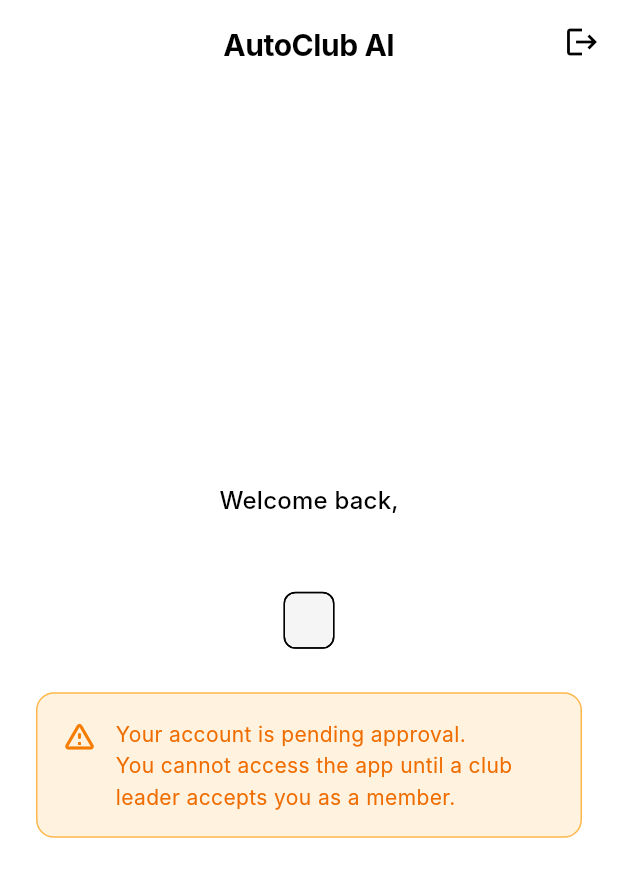
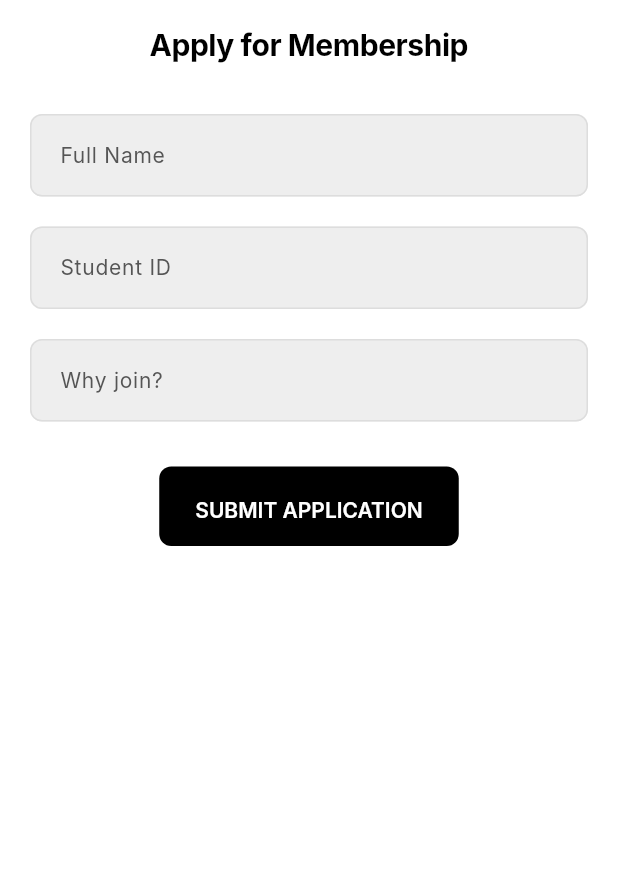
Before and after one commit to AhmedSocrates/autoclub-ai, a Flutter app: the screen it shows once a user with an empty profile is signed in, on a phone screen of 412 x 824 dp. Shown: the top 877 px of the screen. Run offline on Flutter 3.47's test engine with Material 3 defaults, Android fonts, the phone set to English and light mode, and no system bars; our stand-ins replace bloc_concurrency, cloud_firestore, equatable, firebase_auth, firebase_core, flutter_bloc and 1 more; accounts and stored records are empty; Roboto replaces fonts that are missing (Inter).

Commit message:
finalize backend architecture, fix bloc memory leaks and implemented go_router

```diff
--- a/lib/core/routing/app_router.dart
+++ b/lib/core/routing/app_router.dart
@@ -1,59 +1,111 @@
-// import 'package:flutter/material.dart';
-// import 'package:go_router/go_router.dart';
+// lib/core/routing/app_router.dart
+import 'dart:async';
+import 'package:flutter/material.dart';
+import 'package:go_router/go_router.dart';
 
-// // TODO: Import your actual screens here once created
-// // import '../../features/auth/presentation/login_screen.dart';
-// // import '../../features/membership/presentation/dashboard_screen.dart';
+// Your Auth BLoC and States
+import '../../features/auth/bloc/auth_bloc.dart';
+import '../../features/auth/bloc/auth_state.dart';
 
-// class AppRouter {
-//   // Define route paths as constants to avoid typos
-//   static const String login = '/login';
-//   static const String register = '/register';
-//   static const String dashboard = '/dashboard';
+// Screens
+import '../../features/auth/presentation/screens/login_screen.dart';
+import '../../features/auth/presentation/screens/signup_screen.dart';
+import '../../features/auth/presentation/screens/email_verification.dart';
+import '../../features/membership/presentation/application_approvals_screen.dart';
+import '../../features/membership/presentation/membership_application_screen.dart';
 
-//   static final GoRouter router = GoRouter(
-//     initialLocation: login, // App starts here
+class AppRouter {
+  // Define route paths as constants
+  static const String login = '/login';
+  static const String register = '/register';
+  static const String verifyEmail = '/verify-email';
+  static const String apply = '/apply';
+  static const String approvals = '/approvals';
 
-//     // This redirect logic is perfect for your Sprint 1 Auth
-//     redirect: (BuildContext context, GoRouterState state) {
-//       // TODO: Replace with actual Firebase Auth check
-//       const bool isLoggedIn = false;
+  static GoRouter createRouter(AuthBloc authBloc) {
+    return GoRouter(
+      initialLocation: login,
+      // This tells GoRouter to re-run the redirect logic EVERY TIME the BLoC emits a new state
+      refreshListenable: GoRouterRefreshStream(authBloc.stream),
 
-//       final bool isGoingToLogin = state.matchedLocation == login;
-//       final bool isGoingToRegister = state.matchedLocation == register;
+      redirect: (BuildContext context, GoRouterState state) {
+        final authState = authBloc.state;
 
-//       // If not logged in and not trying to login/register, send to login
-//       if (!isLoggedIn && !isGoingToLogin && !isGoingToRegister) {
-//         return login;
-//       }
+        // Define our location checks
+        final bool isGoingToLogin = state.matchedLocation == login;
+        final bool isGoingToRegister = state.matchedLocation == register;
+        final bool isGoingToVerify = state.matchedLocation == verifyEmail;
 
-//       // If logged in and trying to access login screen, send to dashboard
-//       if (isLoggedIn && (isGoingToLogin || isGoingToRegister)) {
-//         return dashboard;
-//       }
+        // Rule 1: Initial, Error, or Unauthenticated -> Send to Login
+        if (authState is AuthInitial || authState is Unauthenticated || authState is AuthError) {
+          if (!isGoingToLogin) return login;
+        }
 
-//       return null; // No redirect needed
-//     },
+        // Rule 2: User wants to create an account -> Send to Register
+        if (authState is AuthCreateAccount) {
+          if (!isGoingToRegister) return register;
+        }
 
-//     routes: <RouteBase>[
-//       GoRoute(
-//         path: login,
-//         builder: (BuildContext context, GoRouterState state) {
-//           return const Scaffold(body: Center(child: Text("Login Screen"))); // Replace with your LoginScreen()
-//         },
-//       ),
-//       GoRoute(
-//         path: register,
-//         builder: (BuildContext context, GoRouterState state) {
-//           return const Scaffold(body: Center(child: Text("Register Screen"))); // Replace with your RegisterScreen()
-//         },
-//       ),
-//       GoRoute(
-//         path: dashboard,
-//         builder: (BuildContext context, GoRouterState state) {
-//           return const Scaffold(body: Center(child: Text("Dashboard Screen"))); // Replace with your DashboardScreen()
-//         },
-//       ),
-//     ],
-//   );
-// }
+        // Rule 3: User needs to verify email -> Send to Verification Screen
+        if (authState is AwaitingEmailVerfication) {
+          if (!isGoingToVerify) return verifyEmail;
+        }
+
+        // Rule 4: User is fully Authenticated -> Send inside the app
+        if (authState is Authenticated) {
+          // If they are trying to access Auth screens while logged in, redirect to the app
+          if (isGoingToLogin || isGoingToRegister || isGoingToVerify) {
+            return apply; // Send them to the dashboard/application screen
+          }
+        }
+
+        return null; // No redirect needed
+      },
+
+      routes: <RouteBase>[
+        // --- Sprint 1: Auth Routes ---
+        GoRoute(
+          path: login,
+          builder: (context, state) => const Scaffold(body: Center(child: Text("Login Screen"))), // Replace with LoginScreen()
+        ),
+        GoRoute(
+          path: register,
+          builder: (context, state) => const Scaffold(body: Center(child: Text("Register Screen"))), // Replace with RegisterScreen()
+        ),
+        GoRoute(
+          path: verifyEmail,
+          builder: (context, state) => const Scaffold(body: Center(child: Text("Verify Email Screen"))), // Replace with VerifyScreen()
+        ),
+
+        // --- Sprint 2: Membership Routes ---
+        GoRoute(
+          path: apply,
+          builder: (context, state) => const MembershipApplicationScreen(),
+        ),
+        GoRoute(
+          path: approvals,
+          builder: (context, state) => const ApplicationApprovalsScreen(),
+        ),
+      ],
+    );
+  }
+}
+
+// --- HELPER CLASS ---
+// This bridges standard Streams (used by BLoC) with Listenable (used by GoRouter)
+class GoRouterRefreshStream extends ChangeNotifier {
+  GoRouterRefreshStream(Stream<dynamic> stream) {
+    notifyListeners();
+    _subscription = stream.asBroadcastStream().listen(
+      (dynamic _) => notifyListeners(),
+    );
+  }
+
+  late final StreamSubscription<dynamic> _subscription;
+
+  @override
+  void dispose() {
+    _subscription.cancel();
+    super.dispose();
+  }
+}
--- a/lib/features/auth/bloc/auth_bloc.dart
+++ b/lib/features/auth/bloc/auth_bloc.dart
@@ -10,14 +10,15 @@ import 'auth_state.dart';
 class AuthBloc extends Bloc<AuthEvent, AuthState> {
   final AuthRepository authRepository;
   final UserRepository userRepository;
-  late StreamSubscription<User?> _authSubscription;
+  StreamSubscription<User?>? _authSubscription;
 
   AuthBloc({
     required this.authRepository,
     required this.userRepository,
   }) : super(AuthInitial()) {
 
-    on<AppStarted>((event, emit) {
+    on<AppStarted>((event, emit) async {
+      await _authSubscription?.cancel();
       _authSubscription = authRepository.userStream.listen((user) async {
         if(user != null) {
           try {
@@ -124,7 +125,7 @@ class AuthBloc extends Bloc<AuthEvent, AuthState> {
 
   @override
   Future<void> close() {
-    _authSubscription.cancel(); // Always clean up your streams!
+    _authSubscription?.cancel(); // Always clean up your streams!
     return super.close();
   }
 }
--- /dev/null
+++ b/lib/features/membership/bloc/membership_bloc.dart
@@ -0,0 +1,29 @@
+// lib/features/membership/presentation/bloc/membership_bloc.dart
+import 'package:flutter_bloc/flutter_bloc.dart';
+import 'membership_event.dart';
+import 'membership_state.dart';
+
+class MembershipBloc extends Bloc<MembershipEvent, MembershipState> {
+  MembershipBloc() : super(MembershipInitial()) {
+
+    // Listen for the Submit Application Event
+    on<SubmitApplicationEvent>((event, emit) async {
+      // 1. Tell the UI to show a loading spinner
+      emit(MembershipLoading());
+
+      try {
+        // 2. Simulate a network request to Firebase (2 seconds)
+        await Future.delayed(const Duration(seconds: 2));
+
+        // TODO: Later, Ahmed will add actual Firebase code here:
+        // await repository.submitApplication(event.name, event.studentId);
+
+        // 3. Tell the UI it was successful
+        emit(MembershipSuccess("Application for ${event.name} submitted successfully!"));
+      } catch (e) {
+        // 4. Tell the UI an error occurred
+        emit(MembershipError("Failed to submit application. Please try again."));
+      }
+    });
+  }
+}
--- /dev/null
+++ b/lib/features/membership/bloc/membership_event.dart
@@ -0,0 +1,17 @@
+// lib/features/membership/bloc/membership_event.dart
+import 'package:flutter/foundation.dart';
+
+@immutable
+abstract class MembershipEvent {}
+
+class SubmitApplicationEvent extends MembershipEvent {
+  final String name;
+  final String studentId;
+  final String reason;
+
+  SubmitApplicationEvent({
+    required this.name,
+    required this.studentId,
+    required this.reason,
+  });
+}
--- /dev/null
+++ b/lib/features/membership/bloc/membership_state.dart
@@ -0,0 +1,19 @@
+// lib/features/membership/bloc/membership_state.dart
+import 'package:flutter/foundation.dart';
+
+@immutable
+abstract class MembershipState {}
+
+class MembershipInitial extends MembershipState {}
+
+class MembershipLoading extends MembershipState {}
+
+class MembershipSuccess extends MembershipState {
+  final String message;
+  MembershipSuccess(this.message);
+}
+
+class MembershipError extends MembershipState {
+  final String errorMessage;
+  MembershipError(this.errorMessage);
+}
--- /dev/null
+++ b/lib/features/membership/presentation/membership_application_screen.dart
@@ -0,0 +1,111 @@
+// lib/features/membership/presentation/screens/membership_application_screen.dart
+import 'package:flutter/material.dart';
+import 'package:flutter_bloc/flutter_bloc.dart';
+import '../bloc/membership_bloc.dart';
+import '../bloc/membership_event.dart';
+import '../bloc/membership_state.dart';
+
+// We wrap the screen in a BlocProvider so it has access to the Bloc
+class MembershipApplicationScreen extends StatelessWidget {
+  const MembershipApplicationScreen({super.key});
+
+  @override
+  Widget build(BuildContext context) {
+    return BlocProvider(
+      create: (context) => MembershipBloc(),
+      child: const _MembershipApplicationView(),
+    );
+  }
+}
+
+class _MembershipApplicationView extends StatefulWidget {
+  const _MembershipApplicationView();
+
+  @override
+  State<_MembershipApplicationView> createState() => _MembershipApplicationViewState();
+}
+
+class _MembershipApplicationViewState extends State<_MembershipApplicationView> {
+  final _formKey = GlobalKey<FormState>();
+  final _nameController = TextEditingController();
+  final _studentIdController = TextEditingController();
+  final _reasonController = TextEditingController();
+
+  @override
+  void dispose() {
+    _nameController.dispose();
+    _studentIdController.dispose();
+    _reasonController.dispose();
+    super.dispose();
+  }
+
+  @override
+  Widget build(BuildContext context) {
+    return Scaffold(
+      appBar: AppBar(title: const Text("Apply for Membership")),
+      // BlocConsumer listens to state changes to show Snackbars, AND rebuilds the UI
+      body: BlocConsumer<MembershipBloc, MembershipState>(
+        listener: (context, state) {
+          if (state is MembershipSuccess) {
+            ScaffoldMessenger.of(context).showSnackBar(
+              SnackBar(content: Text(state.message), backgroundColor: Colors.green),
+            );
+            // Optionally: context.go('/pending-status');
+          } else if (state is MembershipError) {
+            ScaffoldMessenger.of(context).showSnackBar(
+              SnackBar(content: Text(state.errorMessage), backgroundColor: Colors.red),
+            );
+          }
+        },
+        builder: (context, state) {
+          return Padding(
+            padding: const EdgeInsets.all(20.0),
+            child: Form(
+              key: _formKey,
+              child: Column(
+                children: [
+                  TextFormField(
+                    controller: _nameController,
+                    decoration: const InputDecoration(labelText: "Full Name", border: OutlineInputBorder()),
+                  ),
+                  const SizedBox(height: 20),
+                  TextFormField(
+                    controller: _studentIdController,
+                    decoration: const InputDecoration(labelText: "Student ID", border: OutlineInputBorder()),
+                  ),
+                  const SizedBox(height: 20),
+                  TextFormField(
+                    controller: _reasonController,
+                    decoration: const InputDecoration(labelText: "Why join?", border: OutlineInputBorder()),
+                  ),
+                  const SizedBox(height: 30),
+
+                  // The UI changes instantly based on BLoC State!
+                  if (state is MembershipLoading)
+                    const CircularProgressIndicator()
+                  else
+                    ElevatedButton(
+                      onPressed: () {
+                        // 1. Validate form
+                        if (_formKey.currentState!.validate()) {
+                          // 2. Fire the BLoC Event
+                          context.read<MembershipBloc>().add(
+                            SubmitApplicationEvent(
+                              name: _nameController.text,
+                              studentId: _studentIdController.text,
+                              reason: _reasonController.text,
+                            ),
+                          );
+                        }
+                      },
+                      child: const Text("SUBMIT APPLICATION"),
+                    ),
+                ],
+              ),
+            ),
+          );
+        },
+      ),
+    );
+  }
+}
--- a/lib/main.dart
+++ b/lib/main.dart
@@ -1,23 +1,23 @@
+// lib/main.dart
+import 'package:flutter/material.dart';
+import 'package:firebase_core/firebase_core.dart';
+import 'package:flutter_bloc/flutter_bloc.dart';
+import 'package:go_router/go_router.dart';
+
 import 'package:auto_club_ai/core/theme/app_theme.dart';
 import 'package:auto_club_ai/features/auth/bloc/auth_bloc.dart';
 import 'package:auto_club_ai/features/auth/bloc/auth_event.dart';
 import 'package:auto_club_ai/features/auth/repositories/auth_repository.dart';
 import 'package:auto_club_ai/features/auth/repositories/user_repository.dart';
-import 'package:auto_club_ai/wrappers/auth_wrapper.dart';
-import 'package:flutter/material.dart';
-import 'package:firebase_core/firebase_core.dart';
-import 'package:flutter_bloc/flutter_bloc.dart';
-// Import the generated options file
+
+import 'core/routing/app_router.dart';
 import 'firebase_options.dart';
 
 void main() async {
   WidgetsFlutterBinding.ensureInitialized();
 
-  await Firebase.initializeApp(
-    options: DefaultFirebaseOptions.currentPlatform,
-  );
-
   try {
+    // Fixed: Only initialize Firebase once!
     await Firebase.initializeApp(
       options: DefaultFirebaseOptions.currentPlatform,
     );
@@ -26,16 +26,8 @@ void main() async {
     print(" Firebase initialization failed: $e");
   }
 
-
-  runApp(const MyApp());
-}
-
-class MyApp extends StatelessWidget {
-  const MyApp({super.key});
-
-  @override
-  Widget build(BuildContext context) {
-    return MultiRepositoryProvider(
+  runApp(
+    MultiRepositoryProvider(
       providers: [
         RepositoryProvider(create: (_) => AuthRepository()),
         RepositoryProvider(create: (_) => UserRepository()),
@@ -43,15 +35,39 @@ class MyApp extends StatelessWidget {
       child: BlocProvider(
         create: (context) => AuthBloc(
           authRepository: context.read<AuthRepository>(),
-          userRepository: context.read<UserRepository>()
-          )..add(AppStarted()),
-        child: MaterialApp(
-          title: 'AutoClub AI',
-          theme: AppTheme.lightTheme,
+          userRepository: context.read<UserRepository>(),
+        )..add(AppStarted()),
+        child: const MyApp(),
+      ),
+    ),
+  );
+}
 
-          home: AuthWrapper(),
-        ),
-      ),
+class MyApp extends StatefulWidget {
+  const MyApp({super.key});
+
+  @override
+  State<MyApp> createState() => _MyAppState();
+}
+
+class _MyAppState extends State<MyApp> {
+  late final GoRouter _router;
+
+  @override
+  void initState() {
+    super.initState();
+    // We can read the AuthBloc here because the BlocProvider is now a parent of MyApp.
+    // This ensures our router is initialized exactly once.
+    _router = AppRouter.createRouter(context.read<AuthBloc>());
+  }
+
+  @override
+  Widget build(BuildContext context) {
+    return MaterialApp.router(
+      title: 'AutoClub AI',
+      theme: AppTheme.lightTheme,
+      routerConfig: _router,
+      debugShowCheckedModeBanner: false,
     );
   }
 }
--- a/pubspec.yaml
+++ b/pubspec.yaml
@@ -39,6 +39,8 @@ dependencies:
   cloud_firestore: ^6.3.0
   flutter_bloc: ^9.1.1
   equatable: ^2.0.8
+  go_router: ^17.2.3
+  bloc_concurrency: ^0.3.0
 
 dev_dependencies:
   flutter_test:
```
Also changed, not shown: lib/features/membership/bloc/approvals_bloc.dart (added, +49 -0 lines), lib/features/membership/bloc/approvals_event.dart (added, +19 -0 lines), lib/features/membership/bloc/approvals_state.dart (added, +21 -0 lines), lib/features/membership/data/membership_repository.dart (added, +47 -0 lines), lib/features/membership/presentation/application_approvals_screen.dart (added, +18 -0 lines), pubspec.lock.
